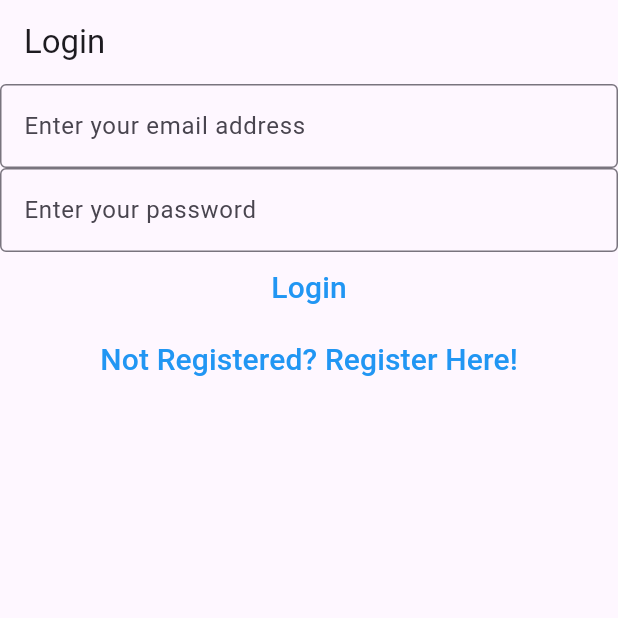
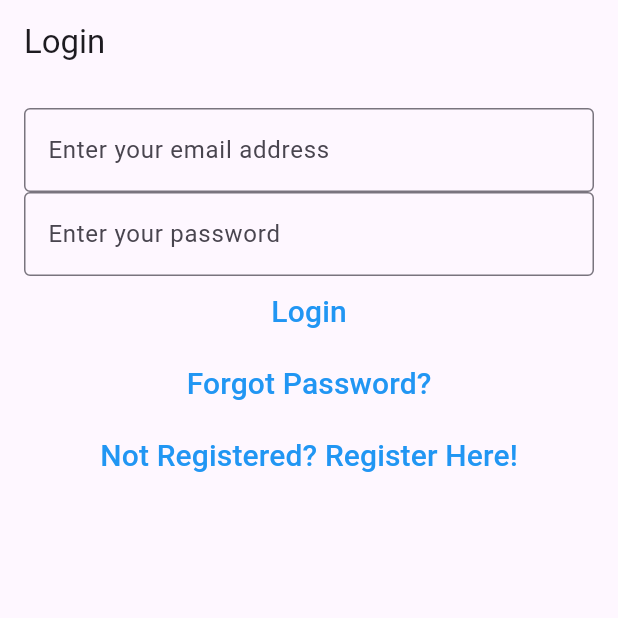
Before and after one commit to DeathlyMade/mynotes, a Flutter app: the screen it shows after launch, on a phone screen of 412 x 824 dp, the top half of it. Run offline on Flutter 3.47's test engine with Material 3 defaults, Android fonts, the phone set to English and light mode, and no system bars; our stand-ins replace bloc, cloud_firestore, equatable, firebase_auth, firebase_core, flutter_bloc and 1 more; accounts and stored records are empty.

Commit message:
Added forgot password

```diff
--- a/lib/main.dart
+++ b/lib/main.dart
@@ -6,6 +6,7 @@ import 'package:mynotes/services/auth/firebase_auth_provider.dart';
 import 'package:mynotes/services/bloc/auth_bloc.dart';
 import 'package:mynotes/services/bloc/auth_event.dart';
 import 'package:mynotes/services/bloc/auth_state.dart';
+import 'package:mynotes/views/forgot_password_view.dart';
 import 'package:mynotes/views/login_view.dart';
 import 'package:mynotes/views/notes/create_update_note_view.dart';
 import 'package:mynotes/views/notes/notes_view.dart';
@@ -50,6 +51,8 @@ class HomePage extends StatelessWidget {
         return const VerifyEmailView();
       } else if (state is AuthStateLoggedIn) {
         return const NotesView();
+      } else if(state is AuthStateForgotPassword){
+        return const ForgotPasswordView();
       } else if(state is AuthStateRegistering){
         return const RegisterView();
       } else {
--- a/lib/services/auth/auth_provider.dart
+++ b/lib/services/auth/auth_provider.dart
@@ -17,4 +17,5 @@ abstract class AuthProvider {
 
   Future<void> logOut();
   Future<void> sendEmailVerification();
+  Future<void> sendPasswordResetEmail({required String email});
 }
--- a/lib/services/auth/auth_service.dart
+++ b/lib/services/auth/auth_service.dart
@@ -27,4 +27,7 @@ class AuthService implements AuthProvider {
   @override
   Future<void> sendEmailVerification() => provider.sendEmailVerification();
 
+  @override
+  Future<void> sendPasswordResetEmail({required String email}) => provider.sendPasswordResetEmail(email: email);
+
 }
--- a/lib/services/bloc/auth_event.dart
+++ b/lib/services/bloc/auth_event.dart
@@ -32,3 +32,8 @@ class AuthEventVerifyEmail extends AuthEvent{
 class AuthEventShouldRegister extends AuthEvent{
   const AuthEventShouldRegister();
 }
+
+class AuthEventForgotPassword extends AuthEvent{
+  final String? email;
+  const AuthEventForgotPassword({this.email});
+}
--- a/lib/services/bloc/auth_state.dart
+++ b/lib/services/bloc/auth_state.dart
@@ -36,3 +36,9 @@ class AuthStateLoggedOut extends AuthState with EquatableMixin {
   @override
   List<Object?> get props => [exception, isLoading];
 }
+
+class AuthStateForgotPassword extends AuthState {
+  final Exception? exception;
+  final bool hasSent;
+  const AuthStateForgotPassword({required this.exception, required isLoading, required this.hasSent}) : super(isLoading: isLoading);
+}
--- /dev/null
+++ b/lib/utilities/dialogs/password_reset_email_sent_dialog.dart
@@ -0,0 +1,13 @@
+import 'package:flutter/material.dart';
+import 'package:mynotes/utilities/dialogs/generic_dialog.dart';
+
+Future<void> showPaswordResetEmailSentDialog(BuildContext context){
+  return showGenericDialog(
+    context: context,
+    title: 'Reset Password',
+    content: 'An email has been sent to your email address. Please follow the instructions in the email to reset your password.',
+    optionsBuilder: () => {
+      'OK': null,
+    }
+  );
+}
--- a/lib/views/login_view.dart
+++ b/lib/views/login_view.dart
@@ -49,7 +49,9 @@ class _LoginViewState extends State<LoginView> {
           // backgroundColor: Colors.blue,
           // titleTextStyle: const TextStyle(color: Colors.white, fontSize: 20),
         ),
-        body: Column(
+        body: Padding(
+          padding: const EdgeInsets.all(16.0),
+          child: Column(
             children: [
               TextField(
                 controller: _email,
@@ -87,6 +89,13 @@ class _LoginViewState extends State<LoginView> {
               ),
               TextButton(
                 onPressed: () {
+                  context.read<AuthBloc>().add(const AuthEventForgotPassword());
+                },
+                child: const Text('Forgot Password?',
+                    style: TextStyle(fontSize: 20, color: Colors.blue)),
+              ),
+              TextButton(
+                onPressed: () {
                   context.read<AuthBloc>().add(const AuthEventShouldRegister());
                 },
                 child: const Text('Not Registered? Register Here!',
@@ -95,6 +104,7 @@ class _LoginViewState extends State<LoginView> {
             ],
           ),
         ),
+      ),
     );
   }
 }
--- a/lib/views/register_view.dart
+++ b/lib/views/register_view.dart
@@ -53,12 +53,15 @@ class _RegisterViewState extends State<RegisterView> {
           // backgroundColor: Colors.blue,
           // titleTextStyle: const TextStyle(color: Colors.white, fontSize: 20),
         ),
-        body: Column(
+        body: Padding(
+          padding: const EdgeInsets.all(16.0),
+          child: Column(
             children: [
               TextField(
                 controller: _email,
                 enableSuggestions: false,
                 autocorrect: false,
+                autofocus: true,
                 keyboardType: TextInputType.emailAddress,
                 decoration: const InputDecoration(
                   border: OutlineInputBorder(),
@@ -96,6 +99,7 @@ class _RegisterViewState extends State<RegisterView> {
             ],
           ),
         ),
+      ),
     );
   }
 }
```
Also changed, not shown: lib/services/auth/firebase_auth_provider.dart (+17 -0 lines), lib/services/bloc/auth_bloc.dart (+24 -0 lines), lib/views/forgot_password_view.dart (added, +82 -0 lines), 1 other file. Lines whose indentation alone changed are shown as unchanged.
